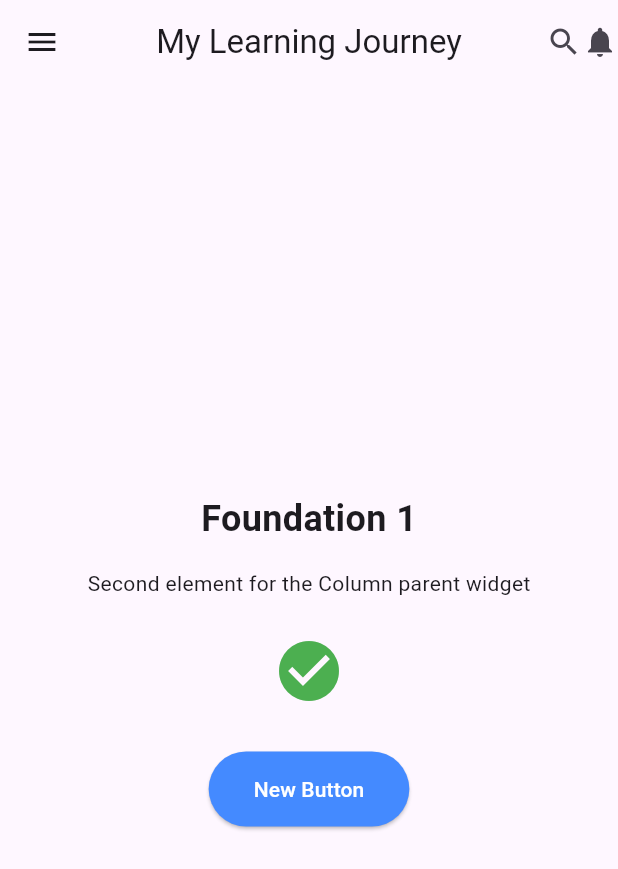
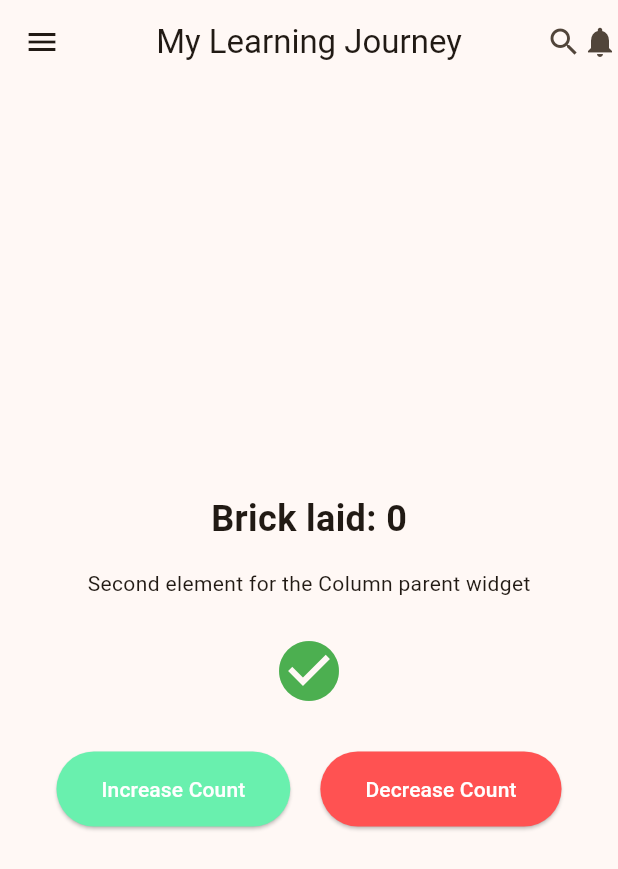
Before and after one commit to sudo-melanin/flutter_learning_journey, a Flutter app: the screen it shows after launch, on a phone screen of 412 x 824 dp. Shown: the top 869 px of the screen. Run offline on Flutter 3.47's test engine with Material 3 defaults, Android fonts, the light colour scheme and no system bars.

Commit message:
Implemented dual-button counter with row layout and safety logic

```diff
--- a/lib/main.dart
+++ b/lib/main.dart
@@ -4,13 +4,25 @@
   runApp(const MyLearningApp());
 }
 
-class MyLearningApp extends StatelessWidget {
+class MyLearningApp extends StatefulWidget {
   const MyLearningApp({super.key});
 
+  @override
+  State<MyLearningApp> createState() => _MyLearningAppState();
+}
+
+class _MyLearningAppState extends State<MyLearningApp> {
+  int _brickCount = 0;
   @override
   Widget build(BuildContext context) {
     return MaterialApp(
       title: "Flutter Learning Journey",
+      debugShowCheckedModeBanner: false,
+      theme: ThemeData(
+        useMaterial3: true,
+        colorSchemeSeed: Colors.orange,
+        brightness: Brightness.light,
+      ),
       home: Scaffold(
         appBar: AppBar(
           leading: const Icon(Icons.menu),
@@ -26,8 +38,8 @@
           child: Column(
             mainAxisAlignment: MainAxisAlignment.center,
             children:  [
-              const Text(
-                "Foundation 1",
+              Text(
+                "Brick laid: $_brickCount",
                 style: TextStyle(fontSize: 24, fontWeight: FontWeight.bold),
               ),
               // SPACING BRICK: 16 pixels of height
@@ -37,17 +49,42 @@
               const SizedBox(height: 24),
               const Icon(Icons.check_circle, color: Colors.green, size: 48),
               const SizedBox(height: 30),
+              Row(
+                mainAxisAlignment: MainAxisAlignment.center,
+                children: [
                   ElevatedButton(
                     onPressed: (){
-                  print("New Brick added to the Column parent widget");
-                }, // Disabled button
+                      setState(() {
+                      _brickCount++; // Increment the brick count when the button is pressed
+                     });
+                    print("current count increased: $_brickCount");
+                    },
                     style: ElevatedButton.styleFrom(
-                  backgroundColor: Colors.blueAccent, // Set background color to blue accent
+                      backgroundColor: Colors.greenAccent, // Set background color to blue accent
                       foregroundColor: Colors.white, // Set text color to white
                       padding: const EdgeInsets.symmetric(horizontal: 30, vertical: 15), // Add padding for better appearance
                     ),
-                child: Text("New Button"),
+                    child: Text("Increase Count"),
                   ),
+                  const SizedBox(width: 20),
+                  ElevatedButton(
+                    onPressed: (){
+                      if (_brickCount > 0) { // Ensure the count does not go negative}
+                      setState(() {
+                          _brickCount--; // Decrement the brick count when the button is pressed
+                      });
+                      }
+                      print("Brick count decreased: $_brickCount");
+                    },
+                    style: ElevatedButton.styleFrom(
+                      backgroundColor: Colors.redAccent, // Set background color to red accent
+                      foregroundColor: Colors.white, // Set text color to white
+                      padding: const EdgeInsets.symmetric(horizontal: 30, vertical: 15), // Add padding for better appearance
+                    ),
+                    child: Text("Decrease Count"),
+                  )
+                ],
+              )
             ],
           ),
         ),
```
Lines whose indentation alone changed are shown as unchanged.
